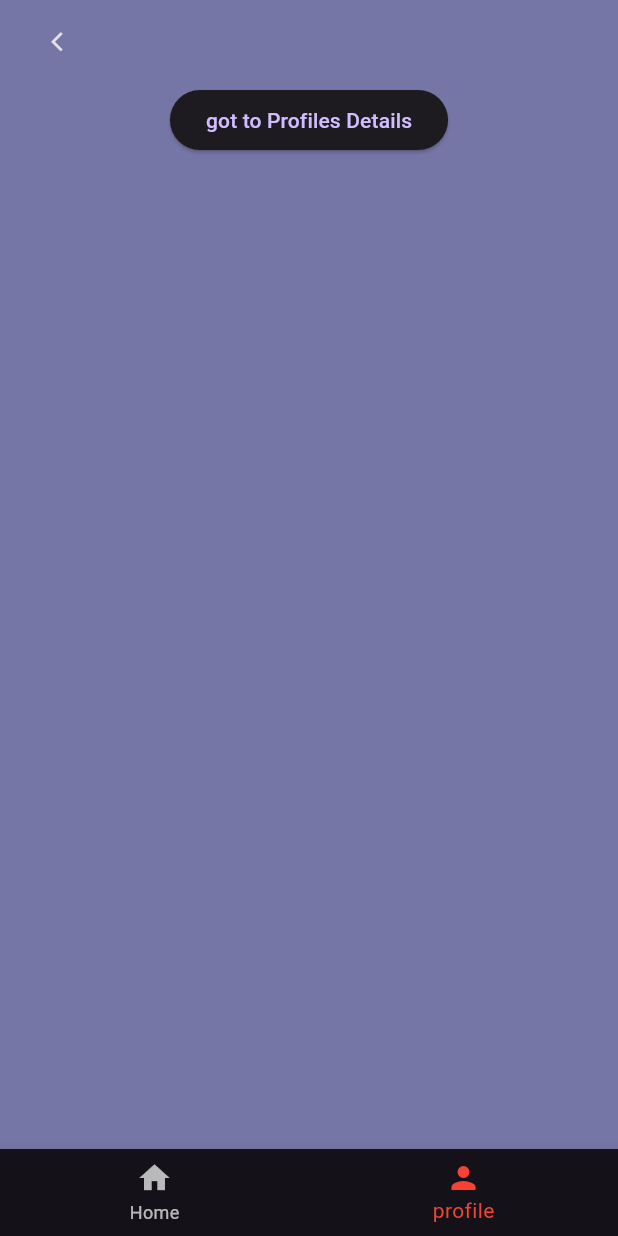
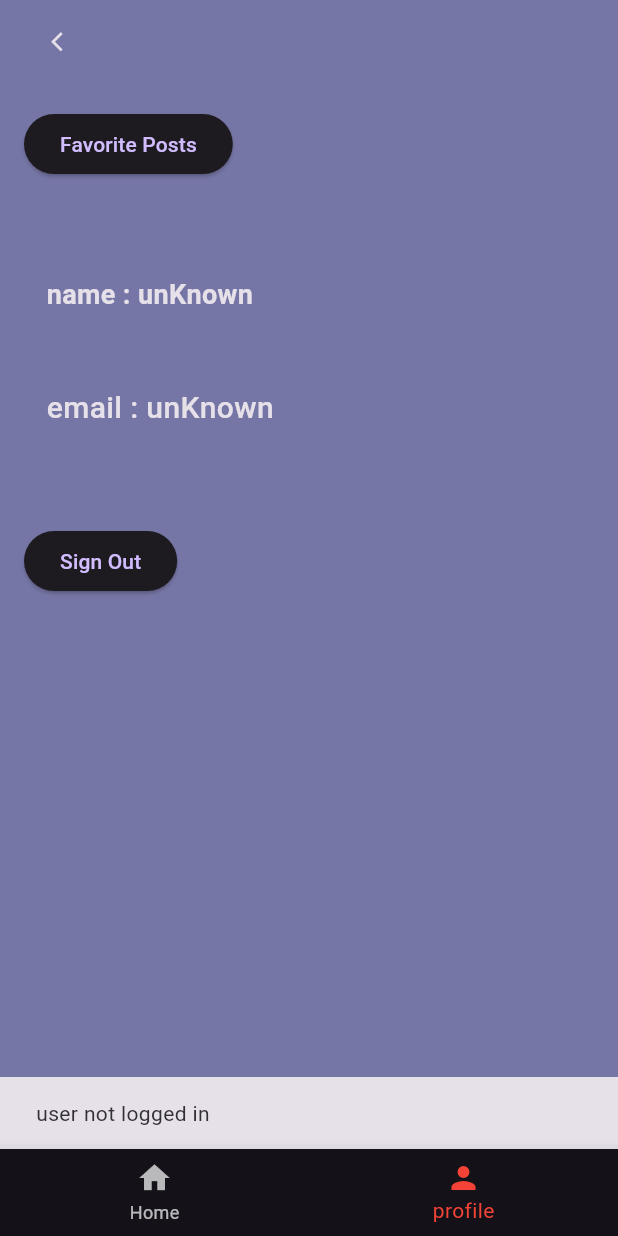
Before and after one commit to AmirHoseinRastegar/blog_app, a Flutter app: the MainWrapper2 screen opened directly, item 2 of the bottom bar chosen, on a phone screen of 412 x 824 dp. Run offline on Flutter 3.47's test engine with Material 3 defaults, Android fonts, the phone set to English and light mode, and no system bars; our stand-ins replace bloc, cached_network_image, dotted_border, flutter_bloc, fpdart, get_it and 6 more; accounts and stored records are empty.

Commit message:
20 Mehr 1403 19:25 PM

```diff
--- a/lib/features/auth/domain/repository/auth_repository.dart
+++ b/lib/features/auth/domain/repository/auth_repository.dart
@@ -8,6 +8,7 @@ abstract interface class AuthRepository {
       {required String name, required String email, required String password});
 
   Future<Either<Failure, UserEntity>> signIn(String email, String password);
+  Future<Either<Failure, void>> signOut();
 
   Future<Either<Failure, UserEntity>> getCurrentUser();
 }
--- /dev/null
+++ b/lib/features/auth/domain/usecases/sign_out_usecase.dart
@@ -0,0 +1,17 @@
+import 'package:blog_app/core/error/failure.dart';
+import 'package:blog_app/features/auth/domain/entities/auth_user_entity.dart';
+import 'package:fpdart/src/either.dart';
+
+import '../../../../core/usecase/interface_usecase.dart';
+import '../repository/auth_repository.dart';
+
+class SignOutUseCase implements UseCase<void, NoParams> {
+  final AuthRepository authRepository;
+
+  SignOutUseCase({required this.authRepository});
+
+  @override
+  Future<Either<Failure, void>> call(NoParams params) async {
+    return await authRepository.signOut();
+  }
+}
--- a/lib/features/auth/presentation/blocs/auth_bloc.dart
+++ b/lib/features/auth/presentation/blocs/auth_bloc.dart
@@ -1,6 +1,9 @@
+import 'dart:async';
+
 import 'package:bloc/bloc.dart';
 import 'package:blog_app/features/auth/domain/usecases/auth_signin_usecase.dart';
 import 'package:blog_app/features/auth/domain/usecases/auth_signup_usecase.dart';
+import 'package:blog_app/features/auth/domain/usecases/sign_out_usecase.dart';
 import 'package:meta/meta.dart';
 
 import '../../../../core/cubit/presist_user_login_cubit/persist_login_cubit.dart';
@@ -11,22 +14,24 @@ part 'auth_event.dart';
 
 part 'auth_state.dart';
 
-class AuthBloc extends Bloc<AuthEvent, AuthState> {
+class AuthBloc extends Bloc<AuthEvent, AuthStates> {
   final SignUpUseCase signUpUseCase;
   final LoginUseCase loginUseCase;
   final PersistLoginCubit persistLoginCubit;
   final SessionUseCase sessionUseCase;
+  final SignOutUseCase signOutUseCase;
 
   AuthBloc(this.signUpUseCase, this.loginUseCase, this.persistLoginCubit,
-      this.sessionUseCase)
+      this.sessionUseCase, this.signOutUseCase)
       : super(AuthInitial()) {
     on<AuthEvent>((_, emit) => emit(AuthLoading()));
     on<AuthSignUpEvent>(_onSignUp);
     on<AuthLoginEvent>(_onLogin);
     on<IsUserLoggedInEvent>(_onIsUserLoggedIn);
+    on<AuthSignOutEvent>(_onSignOut);
   }
 
-  void _onSignUp(AuthSignUpEvent event, Emitter<AuthState> emit) async {
+  void _onSignUp(AuthSignUpEvent event, Emitter<AuthStates> emit) async {
     final user = await signUpUseCase.call(
       SignUpParams(
           name: event.name, email: event.email, password: event.password),
@@ -39,7 +44,7 @@ class AuthBloc extends Bloc<AuthEvent, AuthState> {
     );
   }
 
-  void _onLogin(AuthLoginEvent event, Emitter<AuthState> emit) async {
+  void _onLogin(AuthLoginEvent event, Emitter<AuthStates> emit) async {
     final user = await loginUseCase.call(
       LoginParams(email: event.email, password: event.password),
     );
@@ -48,12 +53,11 @@ class AuthBloc extends Bloc<AuthEvent, AuthState> {
         AuthError(l.message),
       ),
       (r) => _emitAuthSuccess(r, emit),
-
     );
   }
 
   void _onIsUserLoggedIn(
-      IsUserLoggedInEvent event, Emitter<AuthState> emit) async {
+      IsUserLoggedInEvent event, Emitter<AuthStates> emit) async {
     final result = await sessionUseCase.call(NoParams());
     result.fold(
       (l) => emit(
@@ -63,8 +67,19 @@ class AuthBloc extends Bloc<AuthEvent, AuthState> {
     );
   }
 
-  void _emitAuthSuccess(UserEntity user, Emitter<AuthState> emit) {
+  void _emitAuthSuccess(UserEntity user, Emitter<AuthStates> emit) {
     persistLoginCubit.userSession(user);
     emit(AuthSuccess(user));
   }
+
+  FutureOr<void> _onSignOut(
+      AuthSignOutEvent event, Emitter<AuthStates> emit) async {
+    final signOut = await signOutUseCase.call(NoParams());
+    signOut.fold(
+      (l) => emit(
+        AuthError(l.message),
+      ),
+      (r) => emit(AuthSignOutSuccess()),
+    );
+  }
 }
--- a/lib/features/auth/presentation/blocs/auth_event.dart
+++ b/lib/features/auth/presentation/blocs/auth_event.dart
@@ -10,7 +10,7 @@ class AuthSignUpEvent extends AuthEvent {
   final String password;
 
   AuthSignUpEvent(
-      {required this.name,required this.email,  required this.password});
+      {required this.name, required this.email, required this.password});
 }
 
 class AuthLoginEvent extends AuthEvent {
@@ -22,3 +22,5 @@ class AuthLoginEvent extends AuthEvent {
 }
 
 class IsUserLoggedInEvent extends AuthEvent {}
+
+class AuthSignOutEvent extends AuthEvent {}
--- a/lib/features/auth/presentation/blocs/auth_state.dart
+++ b/lib/features/auth/presentation/blocs/auth_state.dart
@@ -1,17 +1,21 @@
 part of 'auth_bloc.dart';
 
 @immutable
-sealed class AuthState {}
+sealed class AuthStates {}
 
-final class AuthInitial extends AuthState {}
-final class AuthLoading extends AuthState {}
-final class AuthSuccess extends AuthState {
+final class AuthInitial extends AuthStates {}
 
+final class AuthLoading extends AuthStates {}
+
+final class AuthSignOutSuccess extends AuthStates {}
+
+final class AuthSuccess extends AuthStates {
   final UserEntity user;
 
   AuthSuccess(this.user);
 }
-final class AuthError extends AuthState {
+
+final class AuthError extends AuthStates {
   final String message;
 
   AuthError(this.message);
--- a/lib/features/auth/presentation/screens/login_screen.dart
+++ b/lib/features/auth/presentation/screens/login_screen.dart
@@ -43,7 +43,7 @@ class _LoginScreenState extends State<LoginScreen> {
         padding: const EdgeInsets.all(15),
         child: SizedBox(
           width: double.infinity,
-          child: BlocConsumer<AuthBloc, AuthState>(
+          child: BlocConsumer<AuthBloc, AuthStates>(
             listener: (context, state) {
               if (state is AuthError) {
                 return snakBar(context, state.message);
--- a/lib/features/auth/presentation/screens/sign_up_screen.dart
+++ b/lib/features/auth/presentation/screens/sign_up_screen.dart
@@ -44,7 +44,7 @@ class _SignUpScreenState extends State<SignUpScreen> {
         width: double.infinity,
         child: Padding(
           padding: const EdgeInsets.all(15),
-          child: BlocConsumer<AuthBloc, AuthState>(
+          child: BlocConsumer<AuthBloc, AuthStates>(
             listener: (context, state) {
               if (state is AuthError) {
                 return snakBar(context, state.message);
--- a/lib/features/blog/data/repository/blog_repository_impl.dart
+++ b/lib/features/blog/data/repository/blog_repository_impl.dart
@@ -66,4 +66,6 @@ class BlogRepositoryImpl implements BlogRepository {
       return Left(Failure(e.message));
     }
   }
+
+
 }
--- a/lib/features/blog/domain/repository/blog_repository.dart
+++ b/lib/features/blog/domain/repository/blog_repository.dart
@@ -14,4 +14,6 @@ abstract class BlogRepository {
   });
 
   Future<Either<Failure, List<BlogEntity>>> getAllBlogs();
+
+  // Either<Failure,BlogEntity> getBookMarkedBlog( {required BlogEntity blog});
 }
--- a/lib/features/profile/presentation/screens/main_profile_screen.dart
+++ b/lib/features/profile/presentation/screens/main_profile_screen.dart
@@ -1,5 +1,11 @@
+import 'package:blog_app/core/constants/loading.dart';
 import 'package:blog_app/core/widgets/custom_app_bar.dart';
+import 'package:blog_app/features/auth/presentation/blocs/auth_bloc.dart';
+import 'package:blog_app/features/auth/presentation/screens/login_screen.dart';
 import 'package:flutter/material.dart';
+import 'package:flutter_bloc/flutter_bloc.dart';
+
+import '../../../../core/utils/snakbar.dart';
 
 class MainProfileScreen extends StatefulWidget {
   const MainProfileScreen({super.key});
@@ -12,18 +18,89 @@ class _MainProfileScreenState extends State<MainProfileScreen> {
   @override
   Widget build(BuildContext context) {
     return SafeArea(
-      child: Scaffold(
+      child: BlocBuilder<AuthBloc, AuthStates>(
+        builder: (context, state) {
+          if (state is AuthLoading) {
+            return const AppLoader();
+          } else if (state is AuthError) {
+            snakBar(context, state.message);
+          }
+          return Scaffold(
             appBar: const CustomAppBar(),
             body: SizedBox.expand(
+              child: Padding(
+                padding: const EdgeInsets.all(16),
                 child: Column(
+                  crossAxisAlignment: CrossAxisAlignment.start,
                   children: [
-              ElevatedButton(onPressed: () {
-                Navigator.of(context).pushNamed('/profile_details');
-              }, child: Text('got to Profiles Details'))
+                    ElevatedButton(
+                        onPressed: () {
+                          Navigator.of(context).pushNamed('/favorite_posts');
+                        },
+                        child: const Text('Favorite Posts'),),
+                    Padding(
+                      padding: const EdgeInsets.all(15),
+                      child: SizedBox(
+                        height: 200,
+                        width: double.infinity,
+                        child: Column(
+                          crossAxisAlignment: CrossAxisAlignment.start,
+                          mainAxisAlignment: MainAxisAlignment.spaceEvenly,
+                          children: [
+                            Text(
+                              'name : ${state is AuthSuccess ? state.user.name : 'unKnown'}',
+                              style: const TextStyle(
+                                  fontWeight: FontWeight.bold, fontSize: 18),
+                            ),
+                            Text(
+                              'email : ${state is AuthSuccess ? state.user.email : 'unKnown'}',
+                              style: const TextStyle(
+                                  fontWeight: FontWeight.w500, fontSize: 20),
+                            ),
+                          ],
+                        ),
+                      ),
+                    ),
+                    ElevatedButton(
+                      onPressed: () {
+                        showDialog(
+                            context: context,
+                            builder: (context) {
+                              return AlertDialog(
+                                  title: const Text('Sign Out'),
+                                  content: const Text(
+                                      'Are you sure you want to sign out?'),
+                                  actions: [
+                                    TextButton(
+                                      onPressed: () {
+                                        Navigator.of(context).pop();
+                                      },
+                                      child: const Text('Cancel'),
+                                    ),
+                                    TextButton(
+                                        onPressed: () {
+                                          BlocProvider.of<AuthBloc>(context)
+                                              .add(AuthSignOutEvent());
+
+                                          Navigator.of(context).pop();
+                                          Navigator.of(context)
+                                              .pushAndRemoveUntil(
+                                                  LoginScreen.rout(),
+                                                  (route) => false);
+                                        },
+                                        child: const Text('Sign Out')),
+                                  ]);
+                            });
+                      },
+                      child: const Text('Sign Out'),
+                    ),
                   ],
                 ),
               ),
             ),
           );
+        },
+      ),
+    );
   }
 }
--- a/lib/features/profile/presentation/screens/profile_screen.dart
+++ b/lib/features/profile/presentation/screens/profile_screen.dart
@@ -1,4 +1,4 @@
-import 'package:blog_app/features/profile/presentation/screens/profile_detail_screen.dart';
+import 'package:blog_app/features/profile/presentation/screens/favorites_screen.dart';
 import 'package:flutter/material.dart';
 
 import 'main_profile_screen.dart';
@@ -24,8 +24,8 @@ class _ProfileScreenState extends State<ProfileScreen> {
               switch (settings.name) {
                 case '/':
                   return const MainProfileScreen();
-                case '/profile_details':
-                  return const ProfileDetailScreen();
+                case '/favorite_posts':
+                  return const FavoritesScreen();
               }
               return Container();
             },
```
Also changed, not shown: lib/features/auth/data/data_sources/remote/auth_remote_data_source.dart (+11 -0 lines), lib/features/auth/data/repository/auth_repository_impl.dart (+10 -0 lines), lib/features/blog/data/data_source/local_blog_data_source.dart (+14 -0 lines), lib/features/blog/domain/entites/hive_manager.dart (+9 -0 lines), lib/features/profile/presentation/screens/favorites_screen.dart (added, +24 -0 lines), lib/features/profile/presentation/screens/profile_detail_screen.dart (deleted, +0 -27 lines), lib/locator.dart (+7 -0 lines), lib/features/blog/domain/usecases/add_to_bookmark_usecase.dart (added). Lines whose indentation alone changed are shown as unchanged.
